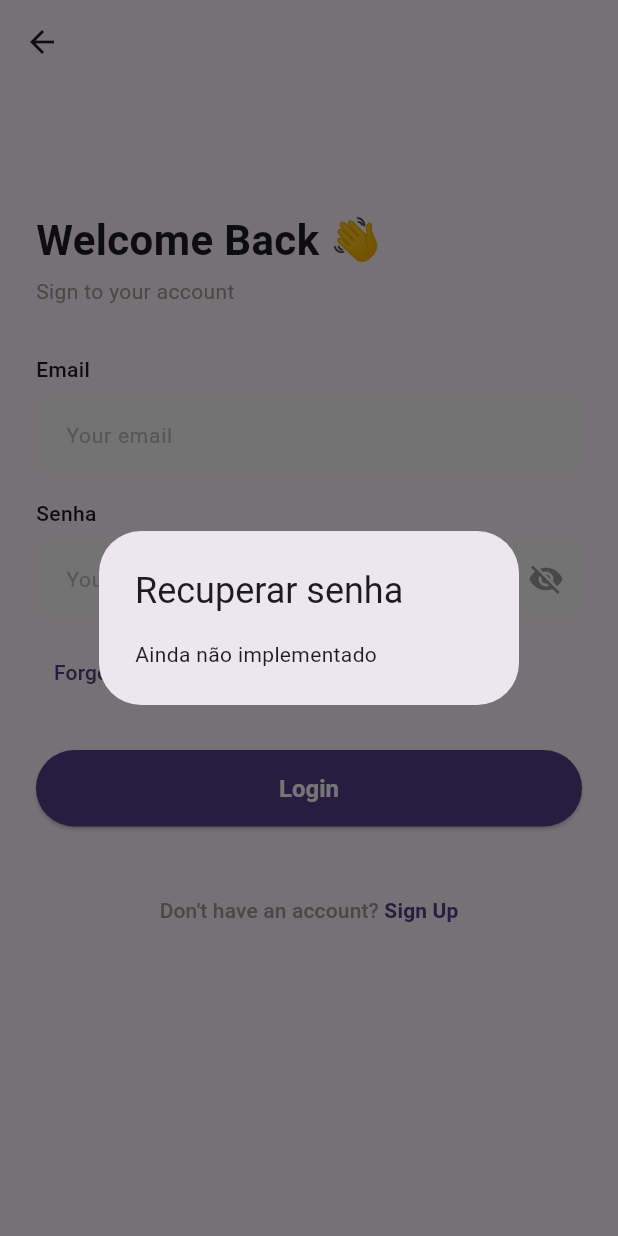
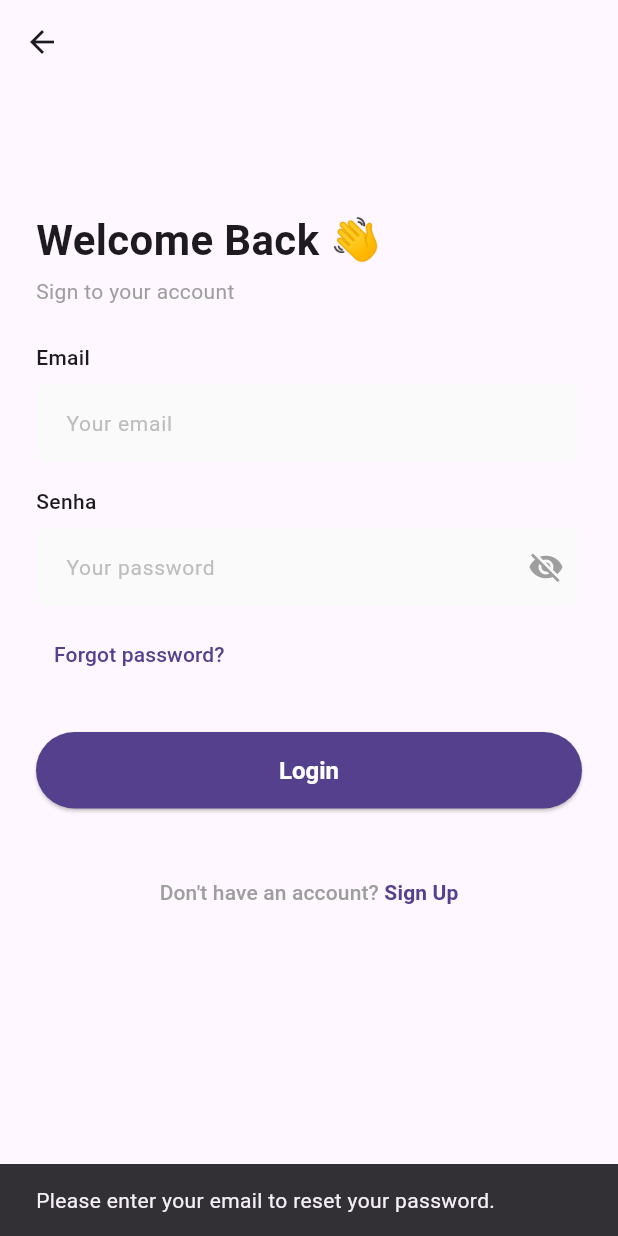
Before and after one commit to soaressc/BRADEMO_bazar_projeto, a Flutter app: the WelcomeBackScreen screen opened directly, after a tap on "Forgot password?", on a phone screen of 412 x 824 dp. Run offline on Flutter 3.47's test engine with Material 3 defaults, Android fonts, the phone set to English and light mode, and no system bars; our stand-ins replace firebase_auth, firebase_core, smooth_page_indicator; accounts and stored records are empty.

Commit message:
Implementando Firebase Authentication

```diff
--- a/lib/screens/auth/welcome_back_screen.dart
+++ b/lib/screens/auth/welcome_back_screen.dart
@@ -1,3 +1,4 @@
+import 'package:firebase_auth/firebase_auth.dart';
 import 'package:flutter/material.dart';
 import 'package:myapp/screens/auth/signup_screen.dart';
 import 'package:myapp/screens/home.dart';
@@ -14,56 +15,69 @@ class WelcomeBackScreen extends StatefulWidget {
 class _WelcomeBackScreenState extends State<WelcomeBackScreen> {
   final emailController = TextEditingController();
   final passwordController = TextEditingController();
-
   bool hidePassword = true;
 
-  @override
-  void dispose() {
-    emailController.dispose();
-    passwordController.dispose();
-    super.dispose();
-  }
-
-  void onLoginPressed() {
-    final email = emailController.text.trim();
-    final password = passwordController.text.trim();
+  Future<void> onLoginPressed() async {
+    final email = emailController.text;
+    final password = passwordController.text;
 
     if (email.isEmpty || password.isEmpty) {
-      showDialog(
-        context: context,
-        builder:
-            (_) => AlertDialog(
-              title: const Text('Erro'),
-              content: const Text('Preencha email e senha'),
-              actions: [
-                TextButton(
-                  onPressed: () => Navigator.pop(context),
-                  child: const Text('OK'),
-                ),
-              ],
-            ),
+      ScaffoldMessenger.of(context).showSnackBar(
+        const SnackBar(content: Text("Please enter your email and password.")),
       );
       return;
     }
 
-    Navigator.push(context, MaterialPageRoute(builder: (_) => const Home()));
+    try {
+      await FirebaseAuth.instance.signInWithEmailAndPassword(
+        email: email,
+        password: password,
+      );
+
+      Navigator.pushAndRemoveUntil(
+        context,
+        MaterialPageRoute(builder: (_) => const Home()),
+        (route) => false,
+      );
+    } on FirebaseAuthException catch (e) {
+      String message = "Error logging in";
+      if (e.code == 'invalid-credential') {
+        message = 'Invalid email or password';
+      }
+
+      ScaffoldMessenger.of(
+        context,
+      ).showSnackBar(SnackBar(content: Text(message)));
+    }
   }
 
-  void togglePasswordVisibility() {
-    setState(() {
-      hidePassword = !hidePassword;
-    });
-  }
+  Future<void> onForgotPasswordPressed() async {
+    final email = emailController.text;
 
-  void onForgotPasswordPressed() {
-    showDialog(
-      context: context,
-      builder:
-          (_) => const AlertDialog(
-            title: Text('Recuperar senha'),
-            content: Text('Ainda não implementado'),
-          ),
-    );
+    if (email.isEmpty) {
+      ScaffoldMessenger.of(context).showSnackBar(
+        const SnackBar(
+          content: Text("Please enter your email to reset your password."),
+        ),
+      );
+      return;
+    }
+
+    try {
+      await FirebaseAuth.instance.sendPasswordResetEmail(email: email);
+
+      ScaffoldMessenger.of(context).showSnackBar(
+        const SnackBar(
+          content: Text("Password reset email sent! Please check your inbox."),
+        ),
+      );
+    } on FirebaseAuthException catch (e) {
+      String message = e.code;
+
+      ScaffoldMessenger.of(
+        context,
+      ).showSnackBar(SnackBar(content: Text(message)));
+    }
   }
 
   @override
@@ -84,12 +98,11 @@ class _WelcomeBackScreenState extends State<WelcomeBackScreen> {
               "Sign to your account",
               style: TextStyle(color: Colors.grey),
             ),
-            const SizedBox(height: 32),
+            const SizedBox(height: 24),
             CustomInputField(
               controller: emailController,
               label: 'Email',
               hint: 'Your email',
-              obscure: false,
             ),
             const SizedBox(height: 16),
             CustomInputField(
@@ -102,10 +115,10 @@ class _WelcomeBackScreenState extends State<WelcomeBackScreen> {
                   hidePassword ? Icons.visibility_off : Icons.visibility,
                   color: Colors.grey,
                 ),
-                onPressed: togglePasswordVisibility,
+                onPressed: () => setState(() => hidePassword = !hidePassword),
               ),
             ),
-            const SizedBox(height: 12),
+            const SizedBox(height: 8),
             Align(
               alignment: Alignment.centerLeft,
               child: TextButton(
```
